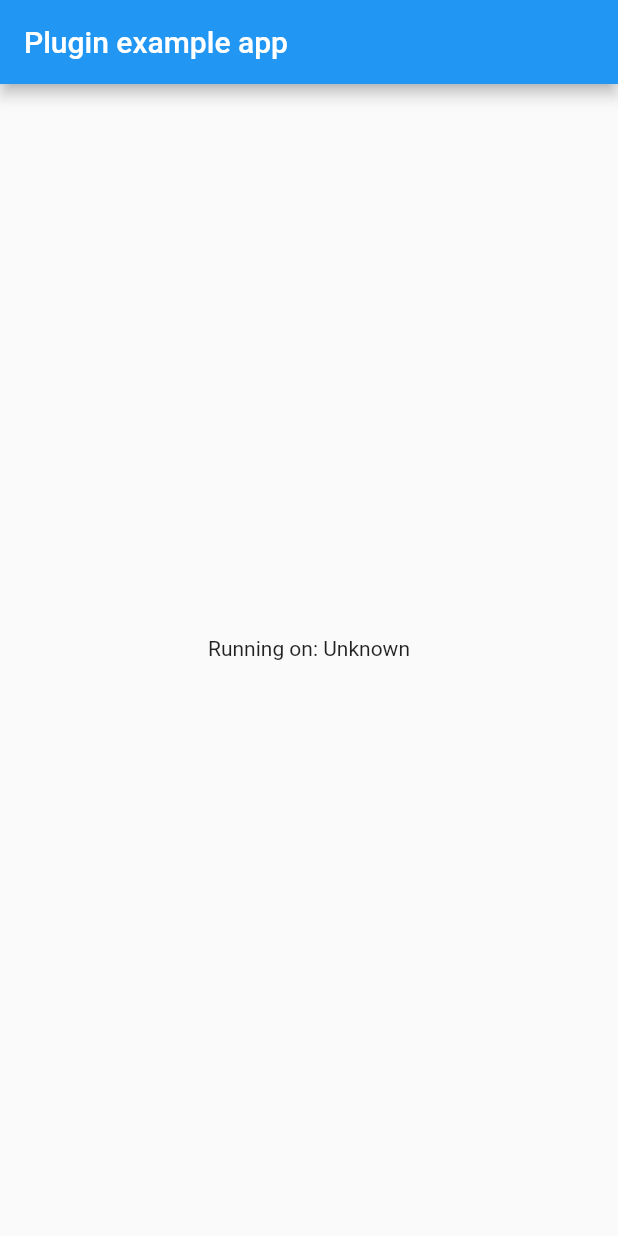
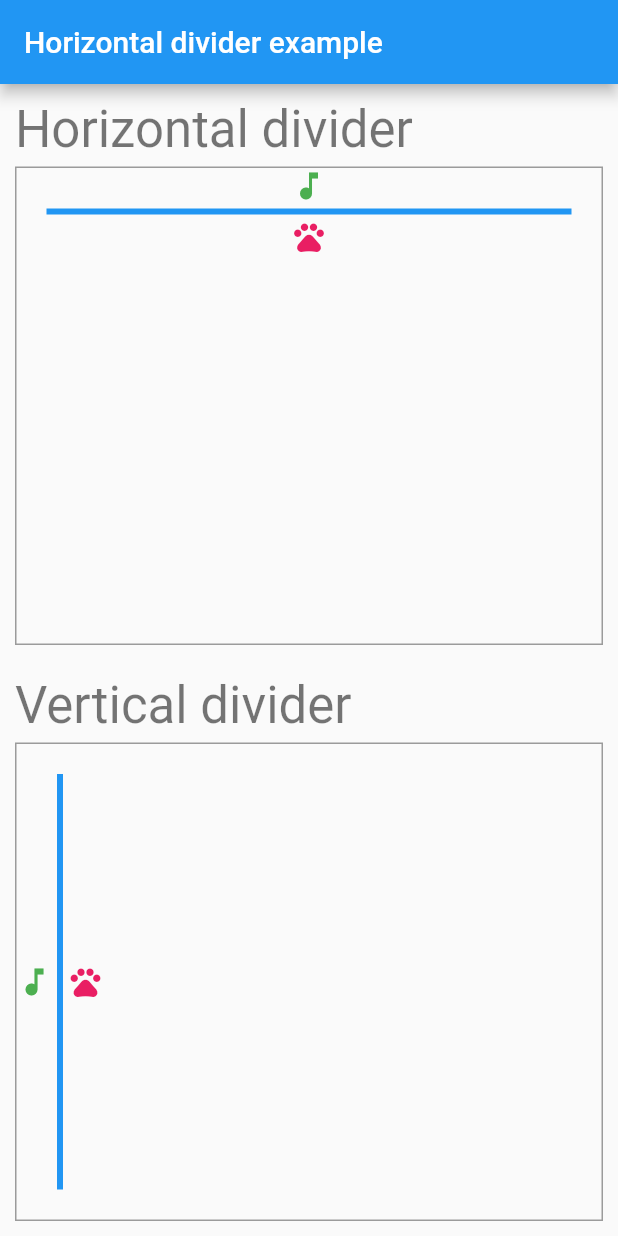
Before and after one commit to adbonnin/flutter_horizontal_divider, a Flutter app: the screen it shows after launch, on a phone screen of 412 x 824 dp. Run offline on Flutter 3.47's test engine with Material 2 defaults, Android fonts, the light colour scheme and no system bars.

Commit message:
:sparkles: Add the horizontal divider

````diff
--- a/example/lib/main.dart
+++ b/example/lib/main.dart
@@ -1,58 +1,89 @@
 import 'package:flutter/material.dart';
-import 'dart:async';
-
-import 'package:flutter/services.dart';
+import 'package:flutter/rendering.dart';
 import 'package:flutter_horizontal_divider/flutter_horizontal_divider.dart';
 
 void main() {
-  runApp(MyApp());
+  runApp(HorizontalDividerExample());
 }
 
-class MyApp extends StatefulWidget {
-  @override
-  _MyAppState createState() => _MyAppState();
-}
-
-class _MyAppState extends State<MyApp> {
-  String _platformVersion = 'Unknown';
-
-  @override
-  void initState() {
-    super.initState();
-    initPlatformState();
-  }
-
-  // Platform messages are asynchronous, so we initialize in an async method.
-  Future<void> initPlatformState() async {
-    String platformVersion;
-    // Platform messages may fail, so we use a try/catch PlatformException.
-    try {
-      platformVersion = await FlutterHorizontalDivider.platformVersion;
-    } on PlatformException {
-      platformVersion = 'Failed to get platform version.';
-    }
-
-    // If the widget was removed from the tree while the asynchronous platform
-    // message was in flight, we want to discard the reply rather than calling
-    // setState to update our non-existent appearance.
-    if (!mounted) return;
-
-    setState(() {
-      _platformVersion = platformVersion;
-    });
-  }
-
+class HorizontalDividerExample extends StatelessWidget {
   @override
   Widget build(BuildContext context) {
+    final color = Colors.blue;
+    final size = 10.0;
+    final thickness = 4.0;
+    final padding = 20.0;
+
     return MaterialApp(
       home: Scaffold(
-        appBar: AppBar(
-          title: const Text('Plugin example app'),
-        ),
-        body: Center(
-          child: Text('Running on: $_platformVersion\n'),
+        appBar: AppBar(title: Text('Horizontal divider example')),
+        body: Padding(
+          padding: EdgeInsets.all(10),
+          child: Column(
+            crossAxisAlignment: CrossAxisAlignment.start,
+            children: [
+              ...divided(
+                context,
+                title: 'Horizontal divider',
+                scrollDirection: Axis.vertical,
+                divider: HorizontalDivider(
+                  color: color,
+                  height: size,
+                  thickness: thickness,
+                  indent: padding,
+                  endIndent: padding,
+                ),
+              ),
+              SizedBox(height: 20),
+              ...divided(
+                context,
+                title: 'Vertical divider',
+                scrollDirection: Axis.horizontal,
+                divider: VerticalDivider(
+                  color: color,
+                  width: size,
+                  thickness: thickness,
+                  indent: padding,
+                  endIndent: padding,
+                ),
+              ),
+            ],
+          ),
         ),
       ),
     );
   }
+
+  List<Widget> divided(
+    BuildContext context, {
+    String title,
+    Axis scrollDirection,
+    Widget divider,
+  }) {
+    return [
+      Padding(
+        padding: EdgeInsets.only(bottom: 5.0),
+        child: Text(
+          title,
+          textAlign: TextAlign.start,
+          style: Theme.of(context).textTheme.headline4,
+        ),
+      ),
+      Expanded(
+        child: Container(
+          decoration: BoxDecoration(
+            border: Border.all(color: Colors.black38),
+          ),
+          child: ListView(
+            scrollDirection: scrollDirection,
+            children: [
+              Icon(Icons.music_note, color: Colors.green),
+              divider,
+              Icon(Icons.pets, color: Colors.pink),
+            ],
+          ),
+        ),
+      )
+    ];
+  }
 }
--- a/lib/flutter_horizontal_divider.dart
+++ b/lib/flutter_horizontal_divider.dart
@@ -1,18 +1,105 @@
-// You have generated a new plugin project without
-// specifying the `--platforms` flag. A plugin project supports no platforms is generated.
-// To add platforms, run `flutter create -t plugin --platforms <platforms> .` under the same
-// directory. You can also find a detailed instruction on how to add platforms in the `pubspec.yaml` at https://flutter.dev/docs/development/packages-and-plugins/developing-packages#plugin-platforms.
+import 'package:flutter/material.dart';
+import 'package:flutter/widgets.dart';
 
-import 'dart:async';
+/// Based on flutter [VerticalDivider]
+/// A thin horizontal line, with padding on either side.
+///
+/// In the material design language, this represents a divider. Horizontal
+/// dividers can be used in vertically scrolling lists, such as a
+/// [ListView] with [ListView.scrollDirection] set to [Axis.vertical].
+///
+/// The box's total height is controlled by [height]. The appropriate
+/// padding is automatically computed from the height.
+///
+/// See also:
+///
+///  * [VerticalDivider], the original vertical divider.
+///  * [ListView.separated], which can be used to generate vertical dividers.
+///  * <https://material.io/design/components/dividers.html>
+class HorizontalDivider extends StatelessWidget {
+  /// Creates a material design horizontal divider.
+  ///
+  /// The [height], [thickness], [indent], and [endIndent] must be null or
+  /// non-negative.
+  const HorizontalDivider({
+    Key? key,
+    this.height,
+    this.thickness,
+    this.indent,
+    this.endIndent,
+    this.color,
+  }) : assert(height == null || height >= 0.0),
+       assert(thickness == null || thickness >= 0.0),
+       assert(indent == null || indent >= 0.0),
+       assert(endIndent == null || endIndent >= 0.0),
+       super(key: key);
 
-import 'package:flutter/services.dart';
+  /// The divider's height.
+  ///
+  /// The divider itself is always drawn as a horizontal line that is centered
+  /// within the height specified by this value.
+  ///
+  /// If this is null, then the [DividerThemeData.space] is used. If that is
+  /// also null, then this defaults to 16.0.
+  final double? height;
 
-class FlutterHorizontalDivider {
-  static const MethodChannel _channel =
-      const MethodChannel('flutter_horizontal_divider');
+  /// The thickness of the line drawn within the divider.
+  ///
+  /// A divider with a [thickness] of 0.0 is always drawn as a line with a
+  /// width of exactly one device pixel.
+  ///
+  /// If this is null, then the [DividerThemeData.thickness] is used which
+  /// defaults to 0.0.
+  final double? thickness;
 
-  static Future<String> get platformVersion async {
-    final String version = await _channel.invokeMethod('getPlatformVersion');
-    return version;
+  /// The amount of empty space at the left of the divider.
+  ///
+  /// If this is null, then the [DividerThemeData.indent] is used. If that is
+  /// also null, then this defaults to 0.0.
+  final double? indent;
+
+  /// The amount of empty space at the right of the divider.
+  ///
+  /// If this is null, then the [DividerThemeData.endIndent] is used. If that is
+  /// also null, then this defaults to 0.0.
+  final double? endIndent;
+
+  /// The color to use when painting the line.
+  ///
+  /// If this is null, then the [DividerThemeData.color] is used. If that is
+  /// also null, then [ThemeData.dividerColor] is used.
+  ///
+  /// {@tool snippet}
+  ///
+  /// ```dart
+  /// Divider(
+  ///   color: Colors.deepOrange,
+  /// )
+  /// ```
+  /// {@end-tool}
+  final Color? color;
+
+  @override
+  Widget build(BuildContext context) {
+    final DividerThemeData dividerTheme = DividerTheme.of(context);
+    final double height = this.height ?? dividerTheme.space ?? 16.0;
+    final double thickness = this.thickness ?? dividerTheme.thickness ?? 0.0;
+    final double indent = this.indent ?? dividerTheme.indent ?? 0.0;
+    final double endIndent = this.endIndent ?? dividerTheme.endIndent ?? 0.0;
+
+    return SizedBox(
+      height: height,
+      child: Center(
+        child: Container(
+          height: thickness,
+          margin: EdgeInsetsDirectional.only(start: indent, end: endIndent),
+          decoration: BoxDecoration(
+            border: Border(
+              top: Divider.createBorderSide(context, color: color, width: thickness),
+            ),
+          ),
+        ),
+      ),
+    );
   }
 }
--- a/pubspec.yaml
+++ b/pubspec.yaml
@@ -5,7 +5,7 @@ author:
 homepage:
 
 environment:
-  sdk: ">=2.7.0 <3.0.0"
+  sdk: ">=2.12.0-0 <3.0.0"
   flutter: ">=1.20.0"
 
 dependencies:
````
Also changed, not shown: 2 other files.
